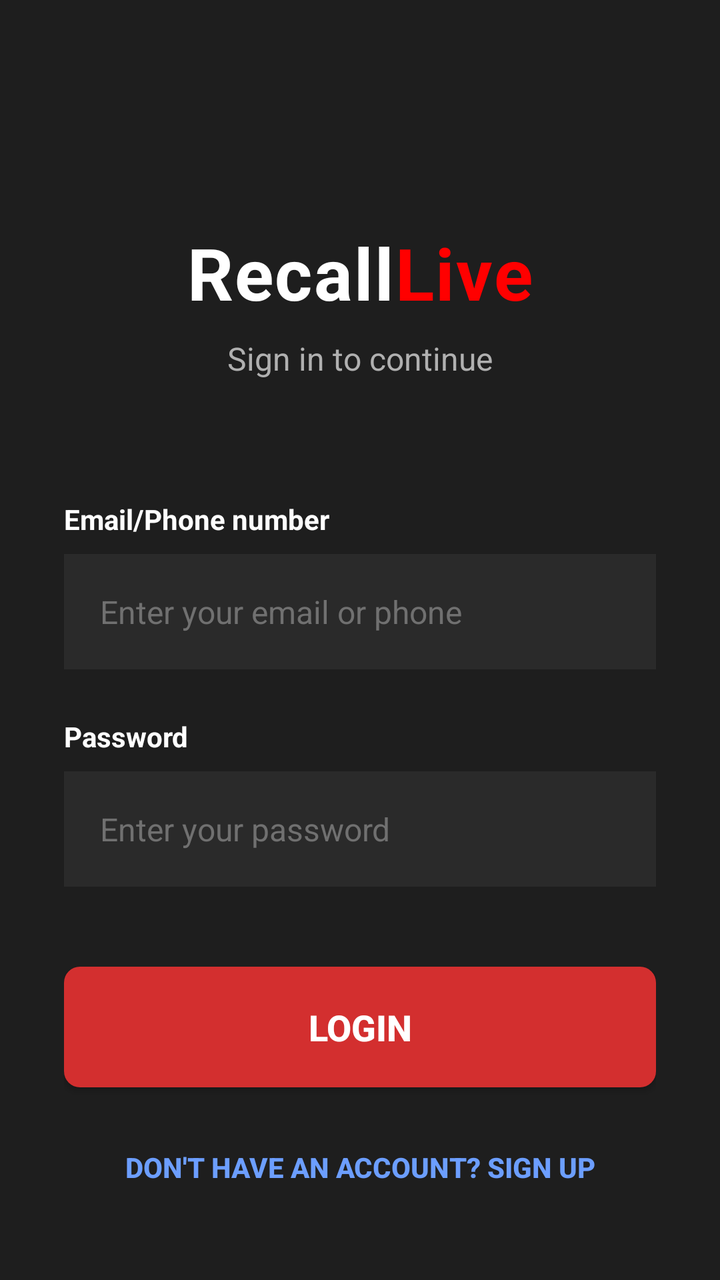
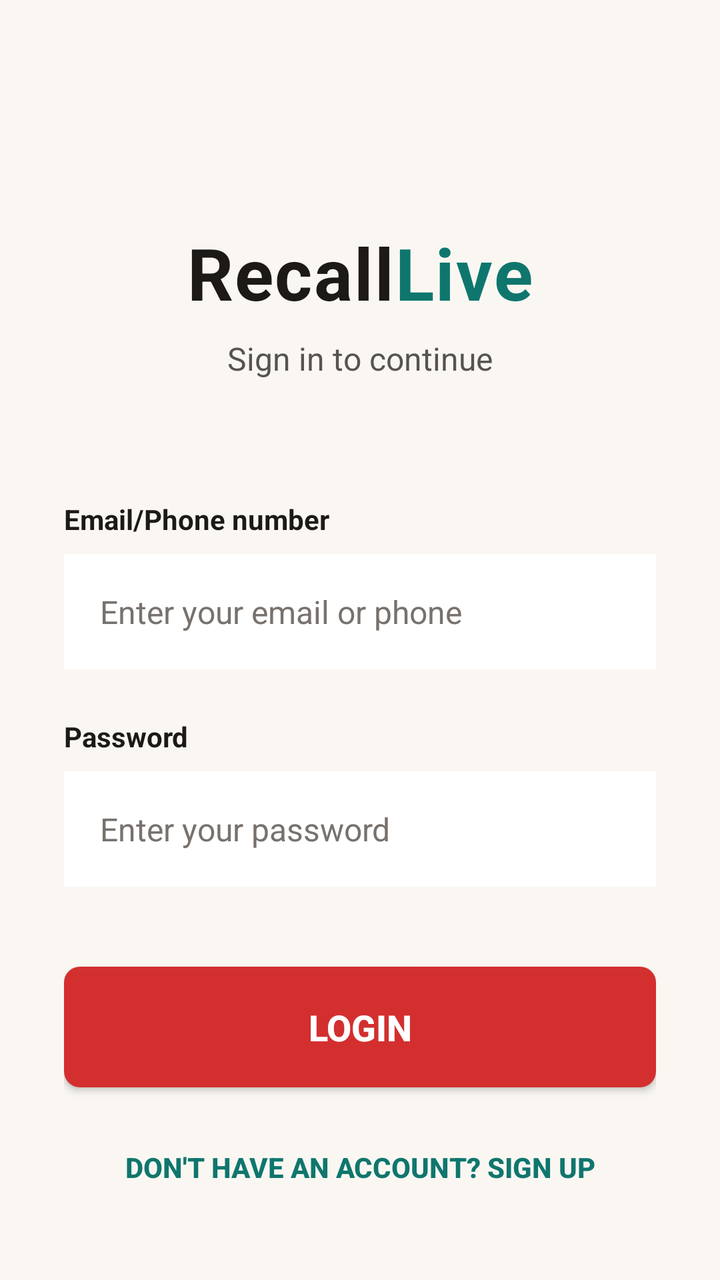

Two renders of the same Android screen: before a commit and after it. Below are the layout's source before the change and the commit's diff.
<!-- AndroidManifest.xml: application theme Theme.RecallLive -->
<!-- res/layout/activity_login.xml -->
<?xml version="1.0" encoding="utf-8"?>
<androidx.constraintlayout.widget.ConstraintLayout xmlns:android="http://schemas.android.com/apk/res/android"
    xmlns:app="http://schemas.android.com/apk/res-auto"
    xmlns:tools="http://schemas.android.com/tools"
    android:layout_width="match_parent"
    android:layout_height="match_parent"
    android:padding="32dp"
    android:background="#1E1E1E"
    tools:context=".LoginActivity">

    










        app:layout_constraintBottom_toBottomOf="@id/ll_app_title"

    
    <LinearLayout
        android:id="@+id/ll_app_title"
        android:layout_width="wrap_content"
        android:layout_height="wrap_content"
        android:layout_marginTop="80dp"
        android:orientation="horizontal"
        app:layout_constraintEnd_toEndOf="parent"
        app:layout_constraintStart_toStartOf="parent"
        app:layout_constraintTop_toTopOf="parent">

        <TextView
            android:layout_width="wrap_content"
            android:layout_height="wrap_content"
            android:text="Recall"
            android:textColor="#FFFFFF"
            android:textSize="36sp"
            android:textStyle="bold"
            android:letterSpacing="0.02" />

        <TextView
            android:layout_width="wrap_content"
            android:layout_height="wrap_content"
            android:text="Live"
            android:textColor="#FF0000"
            android:textSize="36sp"
            android:textStyle="bold"
            android:letterSpacing="0.02" />
    </LinearLayout>

    
    <TextView
        android:id="@+id/tv_login_subtitle"
        android:layout_width="wrap_content"
        android:layout_height="wrap_content"
        android:layout_marginTop="8dp"
        android:text="Sign in to continue"
        android:textColor="#B0B0B0"
        android:textSize="16sp"
        app:layout_constraintEnd_toEndOf="parent"
        app:layout_constraintStart_toStartOf="parent"
        app:layout_constraintTop_toBottomOf="@id/ll_app_title" />

    
    <TextView
        android:id="@+id/tv_email_label"
        android:layout_width="0dp"
        android:layout_height="wrap_content"
        android:layout_marginTop="60dp"
        android:text="Email/Phone number"
        android:textColor="#FFFFFF"
        android:textSize="14sp"
        android:textStyle="bold"
        app:layout_constraintEnd_toEndOf="parent"
        app:layout_constraintStart_toStartOf="parent"
        app:layout_constraintTop_toBottomOf="@id/tv_login_subtitle" />

    
    <EditText
        android:id="@+id/et_email_phone"
        android:layout_width="0dp"
        android:layout_height="wrap_content"
        android:layout_marginTop="8dp"
        android:background="#2A2A2A"
        android:hint="Enter your email or phone"
        android:textColorHint="#707070"
        android:textColor="#FFFFFF"
        android:inputType="textEmailAddress"
        android:padding="18dp"
        android:textSize="16sp"
        app:layout_constraintEnd_toEndOf="parent"
        app:layout_constraintStart_toStartOf="parent"
        app:layout_constraintTop_toBottomOf="@id/tv_email_label" />

    
    <TextView
        android:id="@+id/tv_password_label"
        android:layout_width="0dp"
        android:layout_height="wrap_content"
        android:layout_marginTop="24dp"
        android:text="Password"
        android:textColor="#FFFFFF"
        android:textSize="14sp"
        android:textStyle="bold"
        app:layout_constraintEnd_toEndOf="parent"
        app:layout_constraintStart_toStartOf="parent"
        app:layout_constraintTop_toBottomOf="@id/et_email_phone" />

    
    <EditText
        android:id="@+id/et_password"
        android:layout_width="0dp"
        android:layout_height="wrap_content"
        android:layout_marginTop="8dp"
        android:background="#2A2A2A"
        android:hint="Enter your password"
        android:textColorHint="#707070"
        android:textColor="#FFFFFF"
        android:inputType="textPassword"
        android:padding="18dp"
        android:textSize="16sp"
        app:layout_constraintEnd_toEndOf="parent"
        app:layout_constraintStart_toStartOf="parent"
        app:layout_constraintTop_toBottomOf="@id/tv_password_label" />

    
    <androidx.appcompat.widget.AppCompatButton
        android:id="@+id/btn_login"
        android:layout_width="0dp"
        android:layout_height="wrap_content"
        android:layout_marginTop="40dp"
        android:background="@drawable/button_background"
        android:padding="18dp"
        android:text="Login"
        android:textColor="#FFFFFF"
        android:textSize="18sp"
        android:textStyle="bold"
        android:elevation="4dp"
        app:layout_constraintEnd_toEndOf="parent"
        app:layout_constraintStart_toStartOf="parent"
        app:layout_constraintTop_toBottomOf="@id/et_password" />

    
    <androidx.appcompat.widget.AppCompatButton
        android:id="@+id/btn_loginToSignUp"
        android:layout_width="wrap_content"
        android:layout_height="wrap_content"
        android:layout_marginTop="16dp"
        android:background="@android:color/transparent"
        android:text="Don't have an account? Sign up"
        android:textColor="#6C9EFF"
        android:textSize="14sp"
        android:textStyle="bold"
        app:layout_constraintEnd_toEndOf="parent"
        app:layout_constraintStart_toStartOf="parent"
        app:layout_constraintTop_toBottomOf="@id/btn_login" />

</androidx.constraintlayout.widget.ConstraintLayout>
<!-- resources referenced by this layout -->
<resources>
  <!-- drawable button_background (drawable) -->
  <?xml version="1.0" encoding="utf-8"?>
  <selector xmlns:android="http://schemas.android.com/apk/res/android">
  
      
      <item android:state_pressed="true">
          <shape android:shape="rectangle">
              <solid android:color="#B71C1C" />
              <corners android:radius="8dp" />
          </shape>
      </item>
  
      
      <item android:state_focused="true">
          <shape android:shape="rectangle">
              <solid android:color="#C62828" />
              <corners android:radius="8dp" />
          </shape>
      </item>
  
      
      <item>
          <shape android:shape="rectangle">
              <solid android:color="#D32F2F" />
              <corners android:radius="8dp" />
          </shape>
      </item>
  
  </selector>
  <style name="Theme.RecallLive" parent="Base.Theme.RecallLive" />
  <style name="Base.Theme.RecallLive" parent="Theme.Material3.DayNight.NoActionBar">
          
          
      </style>
</resources>

<!-- the commit's change to res/layout/activity_login.xml (unified diff, before → after) -->
@@ -5,21 +5,21 @@
     android:layout_width="match_parent"
     android:layout_height="match_parent"
     android:padding="32dp"
-    android:background="#1E1E1E"
+    android:background="#FAF7F2"
     tools:context=".LoginActivity">
 
     
-
-
-
-
-
-
-
-
-
-
-        app:layout_constraintBottom_toBottomOf="@id/ll_app_title"
+    
+    
+    
+    
+    
+    
+    
+    
+    
+    
+    app:layout_constraintBottom_toBottomOf="@id/ll_app_title"
 
     
     <LinearLayout
@@ -36,7 +36,7 @@
             android:layout_width="wrap_content"
             android:layout_height="wrap_content"
             android:text="Recall"
-            android:textColor="#FFFFFF"
+            android:textColor="#1C1917"
             android:textSize="36sp"
             android:textStyle="bold"
             android:letterSpacing="0.02" />
@@ -45,7 +45,7 @@
             android:layout_width="wrap_content"
             android:layout_height="wrap_content"
             android:text="Live"
-            android:textColor="#FF0000"
+            android:textColor="#0F766E"
             android:textSize="36sp"
             android:textStyle="bold"
             android:letterSpacing="0.02" />
@@ -58,7 +58,7 @@
         android:layout_height="wrap_content"
         android:layout_marginTop="8dp"
         android:text="Sign in to continue"
-        android:textColor="#B0B0B0"
+        android:textColor="#57534E"
         android:textSize="16sp"
         app:layout_constraintEnd_toEndOf="parent"
         app:layout_constraintStart_toStartOf="parent"
@@ -71,7 +71,7 @@
         android:layout_height="wrap_content"
         android:layout_marginTop="60dp"
         android:text="Email/Phone number"
-        android:textColor="#FFFFFF"
+        android:textColor="#1C1917"
         android:textSize="14sp"
         android:textStyle="bold"
         app:layout_constraintEnd_toEndOf="parent"
@@ -84,10 +84,10 @@
         android:layout_width="0dp"
         android:layout_height="wrap_content"
         android:layout_marginTop="8dp"
-        android:background="#2A2A2A"
+        android:background="#FFFFFF"
         android:hint="Enter your email or phone"
-        android:textColorHint="#707070"
-        android:textColor="#FFFFFF"
+        android:textColorHint="#78716C"
+        android:textColor="#1C1917"
         android:inputType="textEmailAddress"
         android:padding="18dp"
         android:textSize="16sp"
@@ -102,7 +102,7 @@
         android:layout_height="wrap_content"
         android:layout_marginTop="24dp"
         android:text="Password"
-        android:textColor="#FFFFFF"
+        android:textColor="#1C1917"
         android:textSize="14sp"
         android:textStyle="bold"
         app:layout_constraintEnd_toEndOf="parent"
@@ -115,10 +115,10 @@
         android:layout_width="0dp"
         android:layout_height="wrap_content"
         android:layout_marginTop="8dp"
-        android:background="#2A2A2A"
+        android:background="#FFFFFF"
         android:hint="Enter your password"
-        android:textColorHint="#707070"
-        android:textColor="#FFFFFF"
+        android:textColorHint="#78716C"
+        android:textColor="#1C1917"
         android:inputType="textPassword"
         android:padding="18dp"
         android:textSize="16sp"
@@ -151,7 +151,7 @@
         android:layout_marginTop="16dp"
         android:background="@android:color/transparent"
         android:text="Don't have an account? Sign up"
-        android:textColor="#6C9EFF"
+        android:textColor="#0F766E"
         android:textSize="14sp"
         android:textStyle="bold"
         app:layout_constraintEnd_toEndOf="parent"
